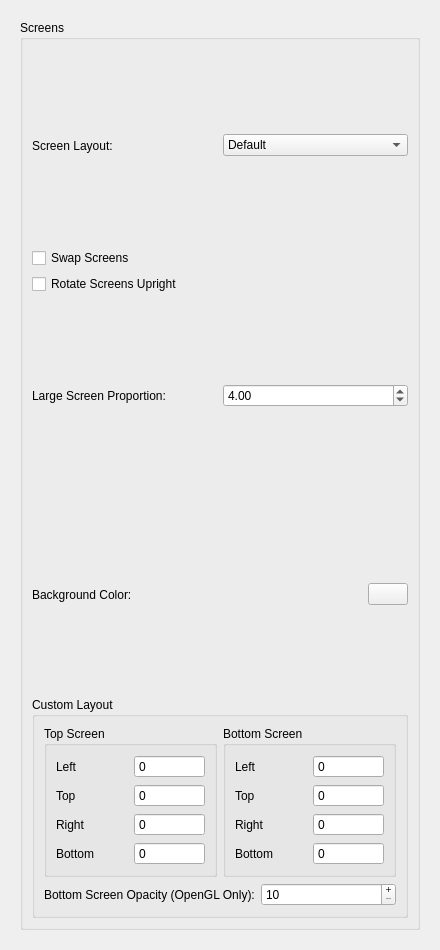
The window that src/citra_qt/configuration/configure_layout.ui (yeager/Borked3DS) describes before a commit, drawn with Qt 5.
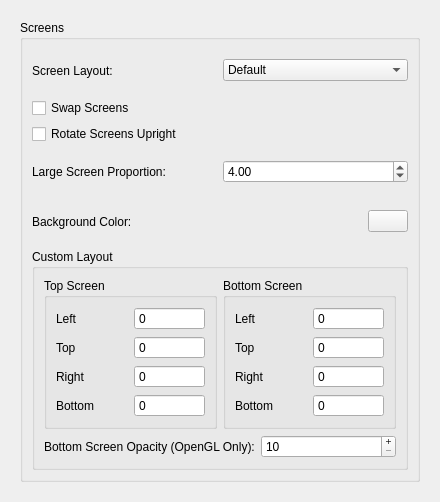
The same window after the commit.

Commit message: citra_qt: Tighten up some vertical tab dimensions

What changed in the file:
```diff
--- a/src/citra_qt/configuration/configure_layout.ui
+++ b/src/citra_qt/configuration/configure_layout.ui
@@ -7,7 +7,7 @@
     <x>0</x>
     <y>0</y>
     <width>440</width>
-    <height>950</height>
+    <height>500</height>
    </rect>
   </property>
   <property name="minimumSize">
```
The commit also changes 1 other file.
